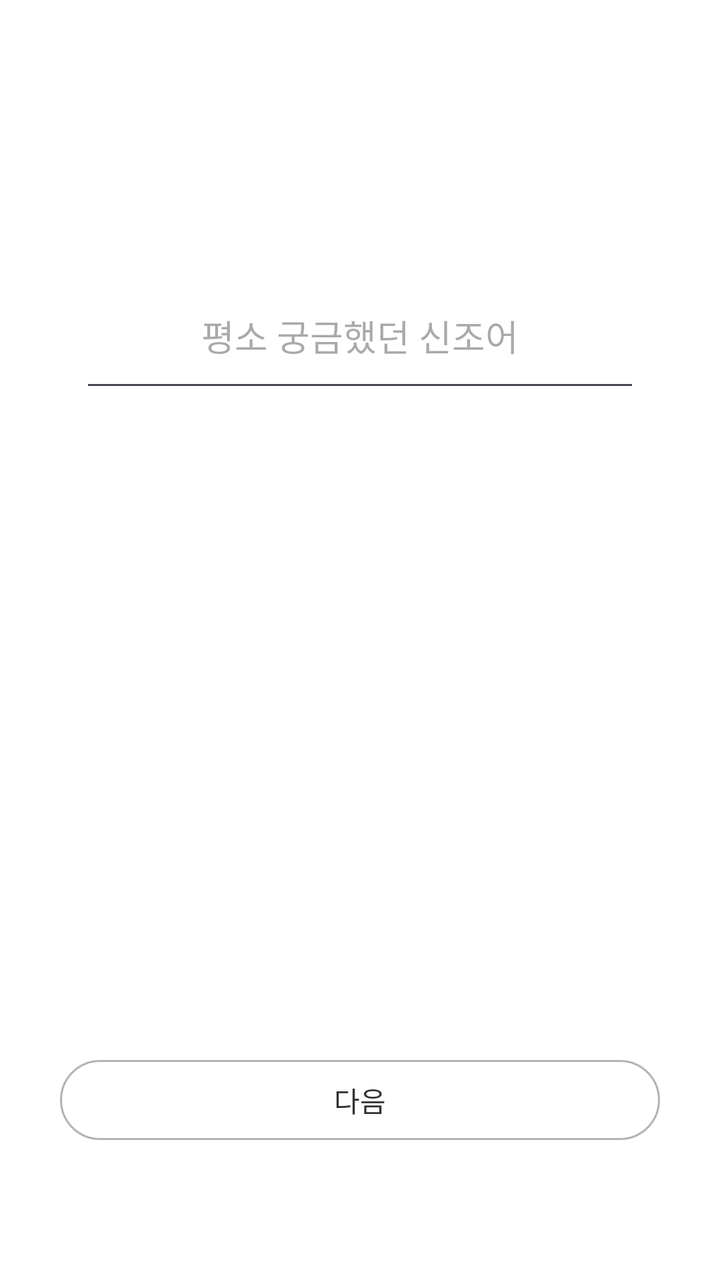
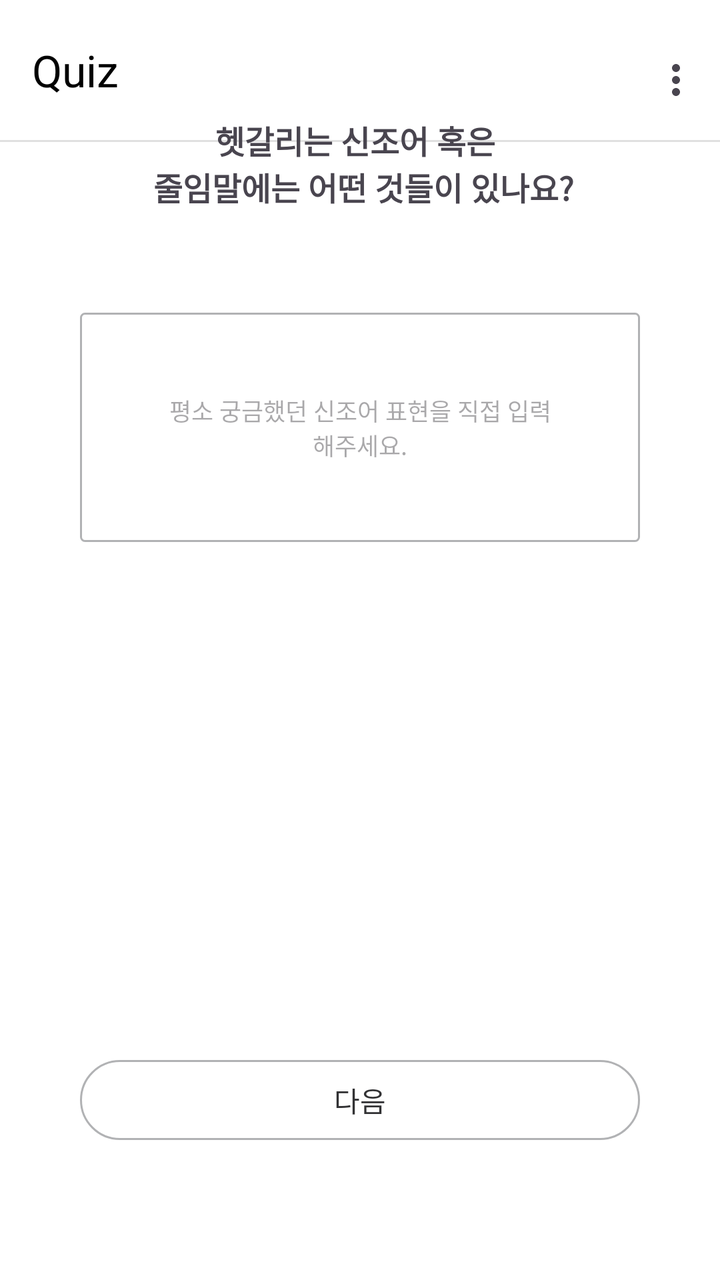

Before-and-after screenshots of an Android layout around one commit, followed by the original layout XML and the change that was made.
<!-- AndroidManifest.xml: application theme Theme.GURU2 -->
<!-- res/layout/fragment_survey_q3.xml -->
<?xml version="1.0" encoding="utf-8"?>
<androidx.constraintlayout.widget.ConstraintLayout xmlns:android="http://schemas.android.com/apk/res/android"
    xmlns:app="http://schemas.android.com/apk/res-auto"
    xmlns:tools="http://schemas.android.com/tools"
    android:layout_width="match_parent"
    android:layout_height="match_parent"
    android:paddingTop="120dp"
    android:background="#FFF"
    tools:context=".SurveyQ3Fragment">

    

    
    <TextView
        android:id="@+id/Q3TextView"
        android:layout_width="226dp"
        android:layout_height="58dp"
        android:layout_marginBottom="32dp"
        android:text="헷갈리는 신조어 혹은 줄임말에는 어떤 것들이 있나요?"
        android:textAlignment="center"
        android:textSize="16sp"
        android:textStyle="bold"
        app:layout_constraintBottom_toTopOf="@+id/editText"
        app:layout_constraintEnd_toEndOf="parent"
        app:layout_constraintHorizontal_bias="0.497"
        app:layout_constraintStart_toStartOf="parent" />

    
    <EditText
        android:id="@+id/editText"
        android:layout_width="0dp"
        android:layout_height="wrap_content"
        android:layout_marginStart="40dp"
        android:layout_marginEnd="40dp"
        android:layout_marginBottom="325dp"
        android:hint="평소 궁금했던 신조어"
        android:padding="20dp"
        android:selectAllOnFocus="false"
        android:singleLine="false"
        android:textAlignment="center"
        app:layout_constraintBottom_toTopOf="@+id/btnNext"
        app:layout_constraintEnd_toEndOf="parent"
        app:layout_constraintHorizontal_bias="0.0"
        app:layout_constraintStart_toStartOf="parent" />

    
    <Button
        android:id="@+id/btnNext"
        android:layout_width="match_parent"
        android:layout_height="48dp"
        android:layout_marginStart="30dp"
        android:layout_marginEnd="30dp"
        android:layout_marginBottom="66dp"
        android:text="다음"
        android:textColor="#323234"
        app:backgroundTint="#FFF"
        app:strokeWidth="1dp"
        app:strokeColor="#B1B2B4"
        app:layout_constraintBottom_toBottomOf="parent"
        app:layout_constraintEnd_toEndOf="parent"
        app:layout_constraintStart_toStartOf="parent" />
</androidx.constraintlayout.widget.ConstraintLayout>
<!-- resources referenced by this layout -->
<resources>
  <style name="Theme.GURU2" parent="Base.Theme.GURU2" />
  <style name="Base.Theme.GURU2" parent="Theme.Material3.DayNight.NoActionBar">
          
          
  
      </style>
</resources>

<!-- the commit's change to res/layout/fragment_survey_q3.xml (unified diff, before → after) -->
@@ -4,19 +4,42 @@
     xmlns:tools="http://schemas.android.com/tools"
     android:layout_width="match_parent"
     android:layout_height="match_parent"
-    android:paddingTop="120dp"
     android:background="#FFF"
     tools:context=".SurveyQ3Fragment">
 
     
+    <com.google.android.material.appbar.AppBarLayout
+        android:id="@+id/appBar"
+        android:layout_width="0dp"
+        android:layout_height="wrap_content"
+        android:background="#FFFFFF"
+        app:layout_constraintTop_toTopOf="parent"
+        app:layout_constraintStart_toStartOf="parent"
+        app:layout_constraintEnd_toEndOf="parent">
+
+        <com.google.android.material.appbar.MaterialToolbar
+            android:id="@+id/mainToolbar"
+            android:layout_width="match_parent"
+            android:layout_height="70dp"
+            android:background="#FFF"
+            android:paddingVertical="8dp"
+            app:menu="@menu/menu_main"
+            app:title="Quiz"
+            app:titleTextColor="@android:color/black" />
+        <View
+            android:layout_width="match_parent"
+            android:layout_height="1dp"
+            android:background="#E0E0E0" />
+
+    </com.google.android.material.appbar.AppBarLayout>
 
     
     <TextView
         android:id="@+id/Q3TextView"
         android:layout_width="226dp"
         android:layout_height="58dp"
-        android:layout_marginBottom="32dp"
-        android:text="헷갈리는 신조어 혹은 줄임말에는 어떤 것들이 있나요?"
+        android:layout_marginBottom="40dp"
+        android:text="헷갈리는 신조어 혹은 \n 줄임말에는 어떤 것들이 있나요?"
         android:textAlignment="center"
         android:textSize="16sp"
         android:textStyle="bold"
@@ -26,37 +49,40 @@
         app:layout_constraintStart_toStartOf="parent" />
 
     
+
+    
     <EditText
         android:id="@+id/editText"
         android:layout_width="0dp"
         android:layout_height="wrap_content"
         android:layout_marginStart="40dp"
         android:layout_marginEnd="40dp"
-        android:layout_marginBottom="325dp"
-        android:hint="평소 궁금했던 신조어"
-        android:padding="20dp"
+        android:layout_marginBottom="255dp"
+        android:background="@drawable/bg_edittext"
+        android:hint="평소 궁금했던 신조어 표현을 직접 입력해주세요."
+        android:padding="40dp"
         android:selectAllOnFocus="false"
         android:singleLine="false"
         android:textAlignment="center"
+        android:textSize="12dp"
         app:layout_constraintBottom_toTopOf="@+id/btnNext"
         app:layout_constraintEnd_toEndOf="parent"
         app:layout_constraintHorizontal_bias="0.0"
         app:layout_constraintStart_toStartOf="parent" />
 
-    
     <Button
         android:id="@+id/btnNext"
         android:layout_width="match_parent"
         android:layout_height="48dp"
-        android:layout_marginStart="30dp"
-        android:layout_marginEnd="30dp"
+        android:layout_marginStart="40dp"
+        android:layout_marginEnd="40dp"
         android:layout_marginBottom="66dp"
         android:text="다음"
         android:textColor="#323234"
         app:backgroundTint="#FFF"
-        app:strokeWidth="1dp"
-        app:strokeColor="#B1B2B4"
         app:layout_constraintBottom_toBottomOf="parent"
         app:layout_constraintEnd_toEndOf="parent"
-        app:layout_constraintStart_toStartOf="parent" />
+        app:layout_constraintStart_toStartOf="parent"
+        app:strokeColor="#B1B2B4"
+        app:strokeWidth="1dp" />
 </androidx.constraintlayout.widget.ConstraintLayout>
<!-- resource entries referenced after the edit -->
@@ -1,5 +1,18 @@
 <!-- resources referenced by this layout -->
 <resources>
+  <!-- drawable bg_edittext (drawable) -->
+  <?xml version="1.0" encoding="utf-8"?>
+  <shape xmlns:android="http://schemas.android.com/apk/res/android"
+      android:shape="rectangle">
+  
+      <solid android:color="#FFFFFF" />
+  
+      <stroke
+          android:width="1dp"
+          android:color="#B1B2B4" />
+  
+      <corners android:radius="2dp" />
+  </shape>
   <style name="Theme.GURU2" parent="Base.Theme.GURU2" />
   <style name="Base.Theme.GURU2" parent="Theme.Material3.DayNight.NoActionBar">
           
